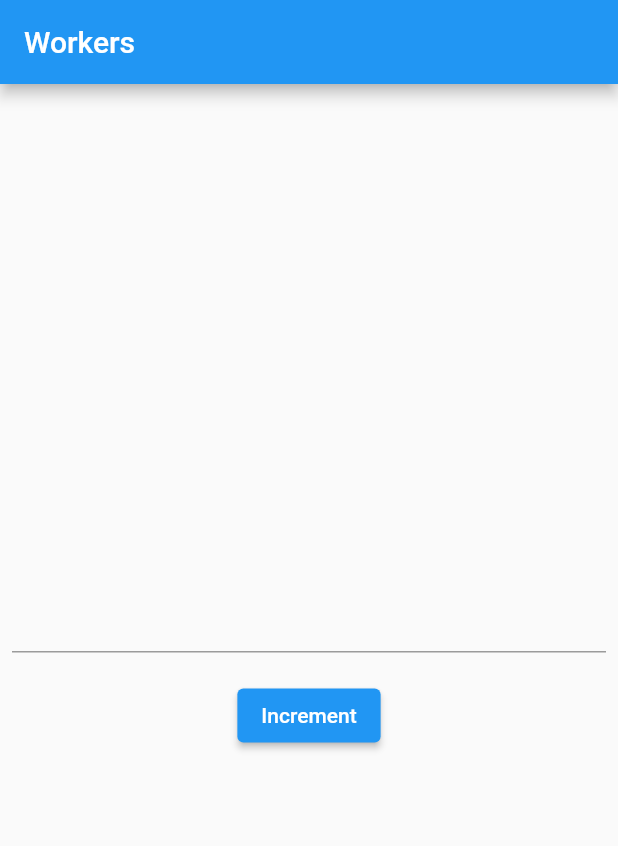
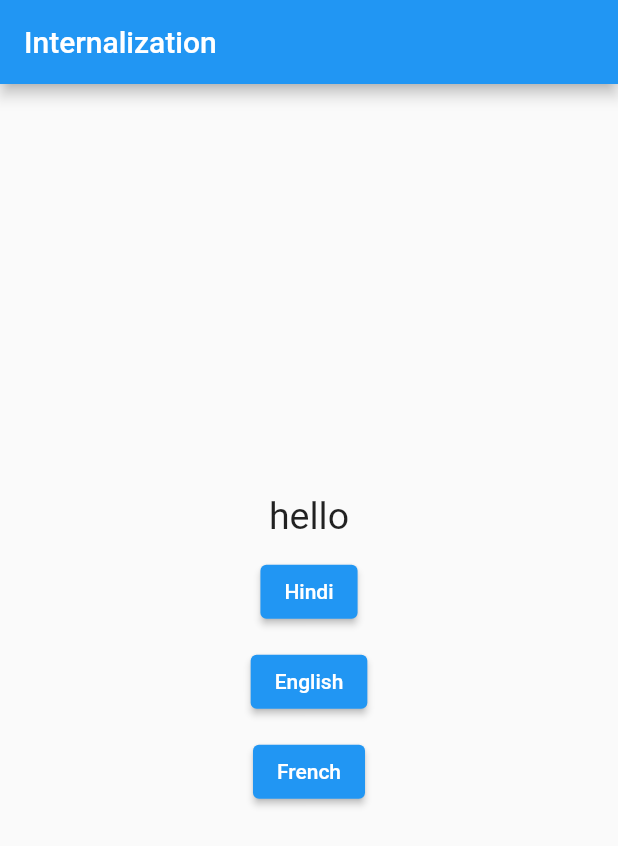
Before and after one commit to Developer-Vijay/StatemanagementGetx, a Flutter app: the screen it shows after launch, on a phone screen of 412 x 824 dp. Shown: the top 846 px of the screen. Run offline on Flutter 3.47's test engine with Material 2 defaults, Android fonts, the phone set to English and light mode, and no system bars; our stand-ins replace get.

Commit message:
Internalization

```diff
--- /dev/null
+++ b/lib/Internalization/change_lang_controller.dart
@@ -0,0 +1,10 @@
+import 'dart:ui';
+
+import 'package:get/get.dart';
+
+class ChangeLanguageController extends GetxController {
+  void changeLanguage(var param1, var param2) {
+    var locale = Locale(param1, param2);
+    Get.updateLocale(locale);
+  }
+}
--- /dev/null
+++ b/lib/Internalization/home_internalization.dart
@@ -0,0 +1,59 @@
+import 'package:flutter/material.dart';
+
+import 'package:get/get.dart';
+import 'package:getx_learning/Internalization/change_lang_controller.dart';
+
+class HomeInternalization extends StatelessWidget {
+  HomeInternalization({Key? key}) : super(key: key);
+
+  ChangeLanguageController mylang =
+      Get.put(ChangeLanguageController());
+  @override
+  Widget build(BuildContext context) {
+    return SafeArea(
+      child: Scaffold(
+          appBar: AppBar(
+            title: const Text("Internalization"),
+          ),
+          body: Center(
+            child: Column(
+              crossAxisAlignment: CrossAxisAlignment.center,
+              mainAxisAlignment: MainAxisAlignment.center,
+              children: [
+                Text(
+                  'hello'.tr,
+                  style: TextStyle(fontSize: 25),
+                ),
+                const SizedBox(
+                  height: 12,
+                ),
+                ElevatedButton(
+                    onPressed: () {
+                      mylang.changeLanguage('hi', 'IN');
+                    },
+                    child: const Text("Hindi")),
+                const SizedBox(
+                  height: 12,
+                ),
+                ElevatedButton(
+                    onPressed: () {
+                      mylang.changeLanguage('en', 'US');
+                    },
+                    child: const Text("English")),
+                const SizedBox(
+                  height: 12,
+                ),
+                ElevatedButton(
+                    onPressed: () {
+                      mylang.changeLanguage('fr', 'FR');
+                    },
+                    child: const Text("French")),
+                const SizedBox(
+                  height: 12,
+                )
+              ],
+            ),
+          )),
+    );
+  }
+}
--- /dev/null
+++ b/lib/Internalization/messages.dart
@@ -0,0 +1,16 @@
+import 'package:get/get.dart';
+
+class Messages extends Translations {
+  @override
+  Map<String, Map<String, String>> get keys => {
+        'en US': {
+          'hello ': 'Hello',
+        },
+        'hi_IN': {
+          'hello': 'Namaskar',
+        },
+        'fr_FR': {
+          'hello': 'Bonjour',
+        }
+      };
+}
--- a/lib/main.dart
+++ b/lib/main.dart
@@ -1,6 +1,8 @@
 import 'package:flutter/material.dart';
+import 'package:get/get_connect/sockets/src/socket_notifier.dart';
 import 'package:get/get_navigation/get_navigation.dart';
-import 'package:getx_learning/GetxWorkers/worker_home.dart';
+import 'package:getx_learning/Internalization/home_internalization.dart';
+import 'package:getx_learning/Internalization/messages.dart';
 import 'package:getx_learning/Widgets/dialog_box.dart';
 import 'package:getx_learning/Widgets/snack_bar.dart';
 import 'package:getx_learning/home_screen.dart';
@@ -16,6 +18,12 @@ class MyApp extends StatelessWidget {
   @override
   Widget build(BuildContext context) {
     return GetMaterialApp(
+        translations: Messages(), // your Translations
+        locale: Locale('en',
+            'US'), // default translations // to get device locale Get.deviceLocal
+        fallbackLocale: Locale(
+            'en', 'US'), // fallback locale if wrong locale found
+
         defaultTransition: Transition.zoom,
         initialRoute: "/",
         debugShowCheckedModeBanner: false,
@@ -34,6 +42,6 @@ class MyApp extends StatelessWidget {
               page: () => NextScreen(),
               transition: Transition.downToUp)
         ],
-        home: WorkersHome());
+        home: HomeInternalization());
   }
 }
```
